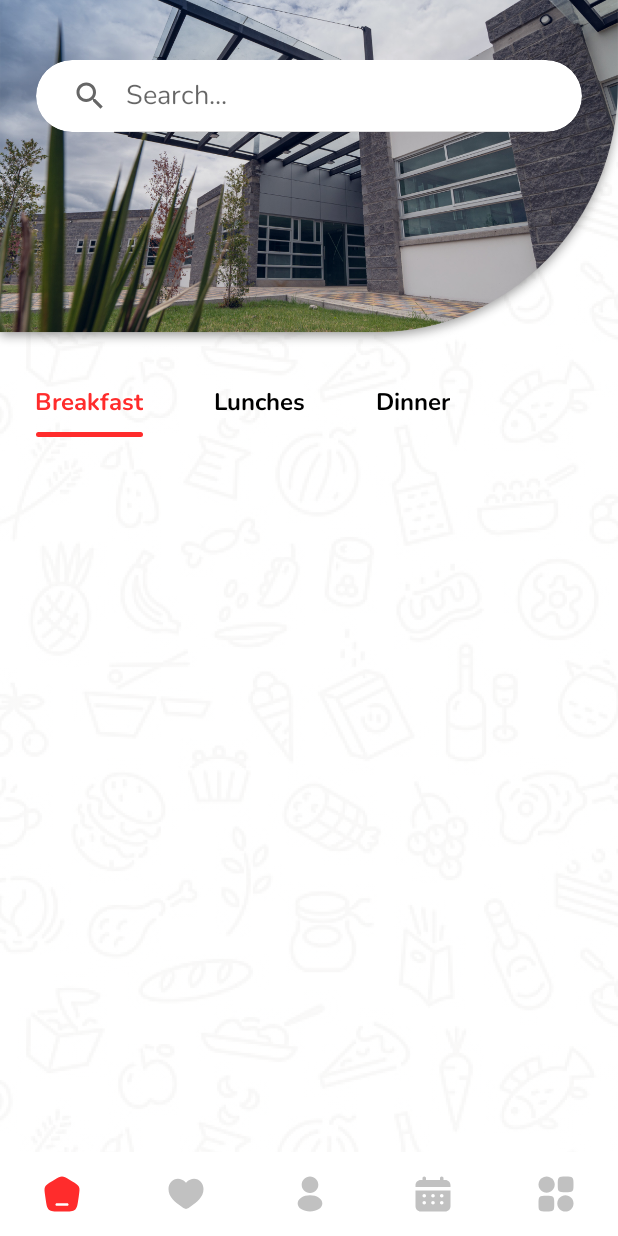
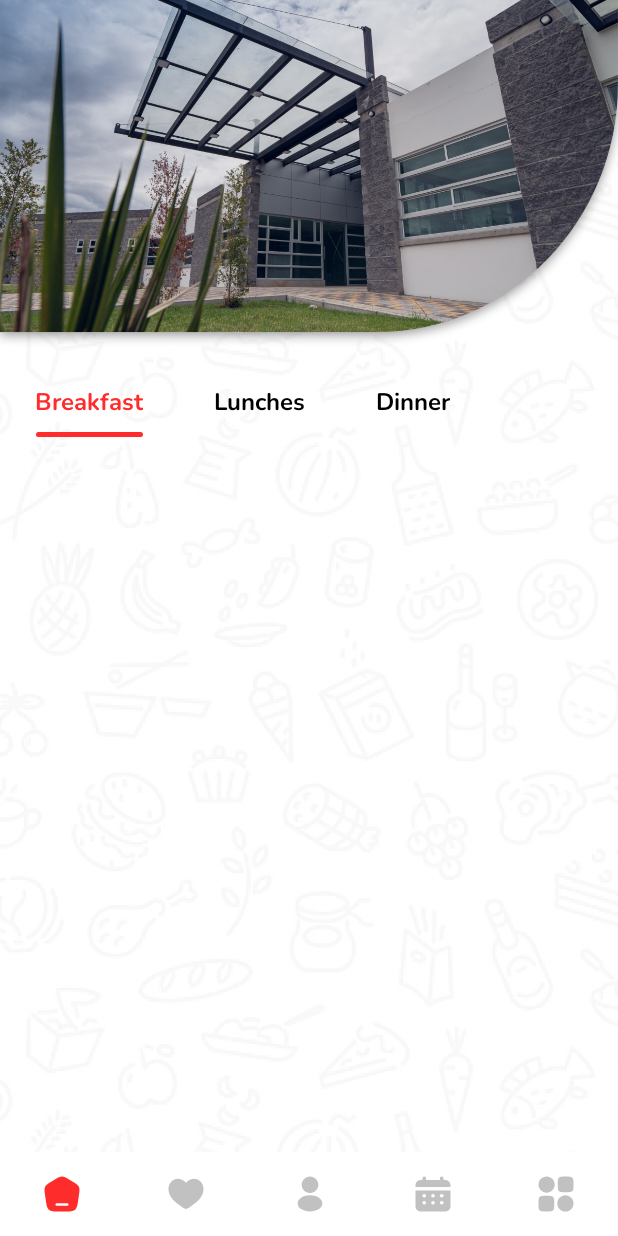
Before and after one commit to ETSA-Labs/_Comedor-Politecnico, an Android app: the screen it shows after launch (MainActivity), on a phone screen of 412 x 824 dp. Run offline under Robolectric (Android 15) with nearby library versions, the phone set to English and light mode, and no system bars; our stand-ins replace Firebase (no records; nobody signed in at launch, a user with empty details on screens opened directly), navigation-ui; libraries missing offline, so code that uses them is left out: com.microsoft.identity, com.onesignal, com.onesignal.debug, com.onesignal.notifications; 7 statements that could not run were skipped.

Commit message:
Few changes for the banner!!!

```diff
--- a/app/src/main/res/layout/fragment_home.xml
+++ b/app/src/main/res/layout/fragment_home.xml
@@ -15,25 +15,6 @@
             android:layout_height="match_parent"
             android:scaleType="fitXY"
             android:src="@drawable/im_hero"/>
-
-        <androidx.cardview.widget.CardView
-            android:layout_width="match_parent"
-            android:layout_height="wrap_content"
-            android:layout_marginHorizontal="24dp"
-            android:layout_marginTop="40dp"
-            app:cardElevation="0dp"
-            app:cardCornerRadius="24dp">
-
-            <SearchView
-                android:id="@+id/search"
-                android:layout_width="match_parent"
-                android:layout_height="wrap_content"
-                android:layout_marginHorizontal="4dp"
-                android:iconifiedByDefault="false"
-                android:queryHint="@string/search"/>
-
-        </androidx.cardview.widget.CardView>
-
     </RelativeLayout>
 
     <HorizontalScrollView
```
